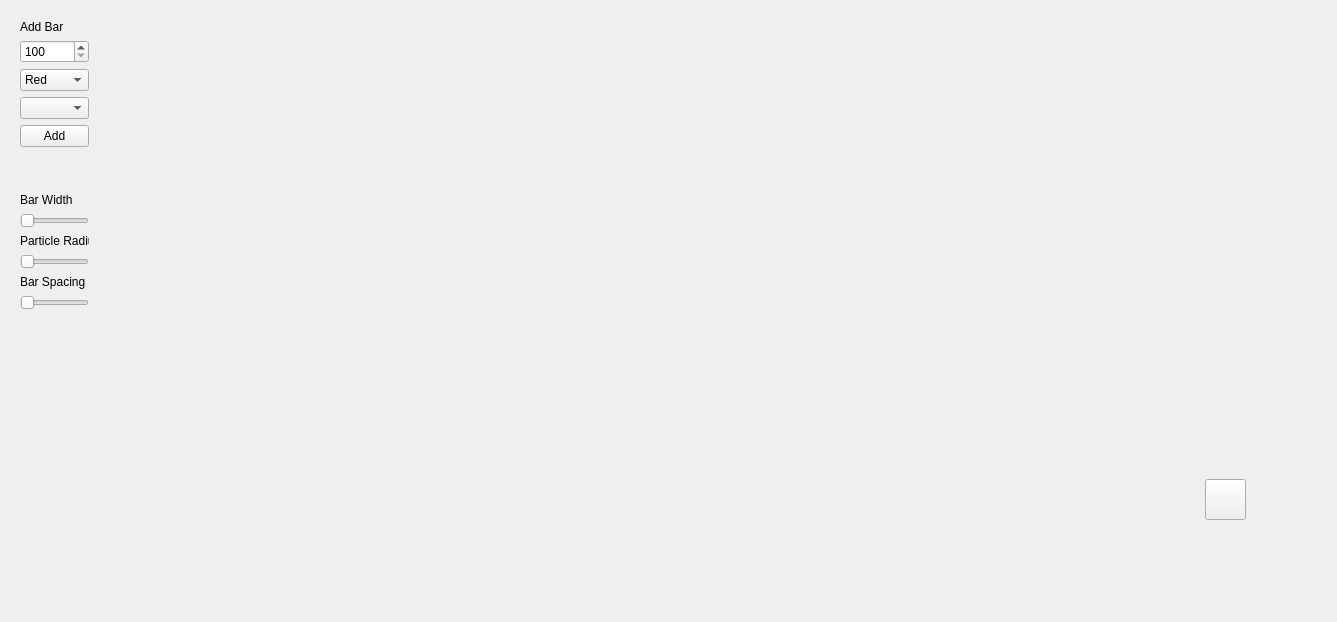
Qt form talespin/mainwindow.ui (kayson/talespin) before a commit.
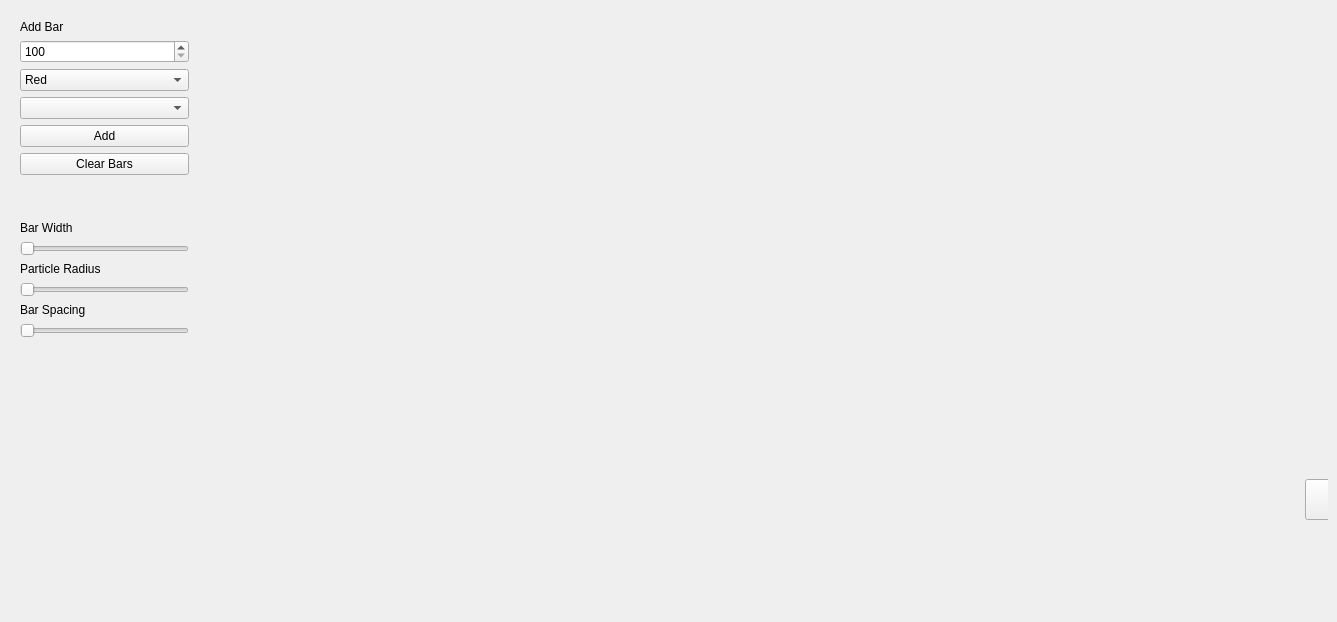
The same form after that commit. Custom widgets are drawn as their Qt base class.

Diff of the .ui file:
```diff
--- a/talespin/mainwindow.ui
+++ b/talespin/mainwindow.ui
@@ -55,7 +55,7 @@
       </property>
       <property name="minimumSize">
        <size>
-        <width>100</width>
+        <width>200</width>
         <height>0</height>
        </size>
       </property>
@@ -73,7 +73,7 @@
         <rect>
          <x>0</x>
          <y>0</y>
-         <width>91</width>
+         <width>191</width>
          <height>601</height>
         </rect>
        </property>
@@ -136,6 +136,13 @@
           </property>
          </widget>
         </item>
+        <item>
+         <widget class="QPushButton" name="pushButton_2">
+          <property name="text">
+           <string>Clear Bars</string>
+          </property>
+         </widget>
+        </item>
         <item>
          <spacer name="verticalSpacer_2">
           <property name="orientation">
```
Left out of the diff: 47 changed lines with no effect on the pictures.
